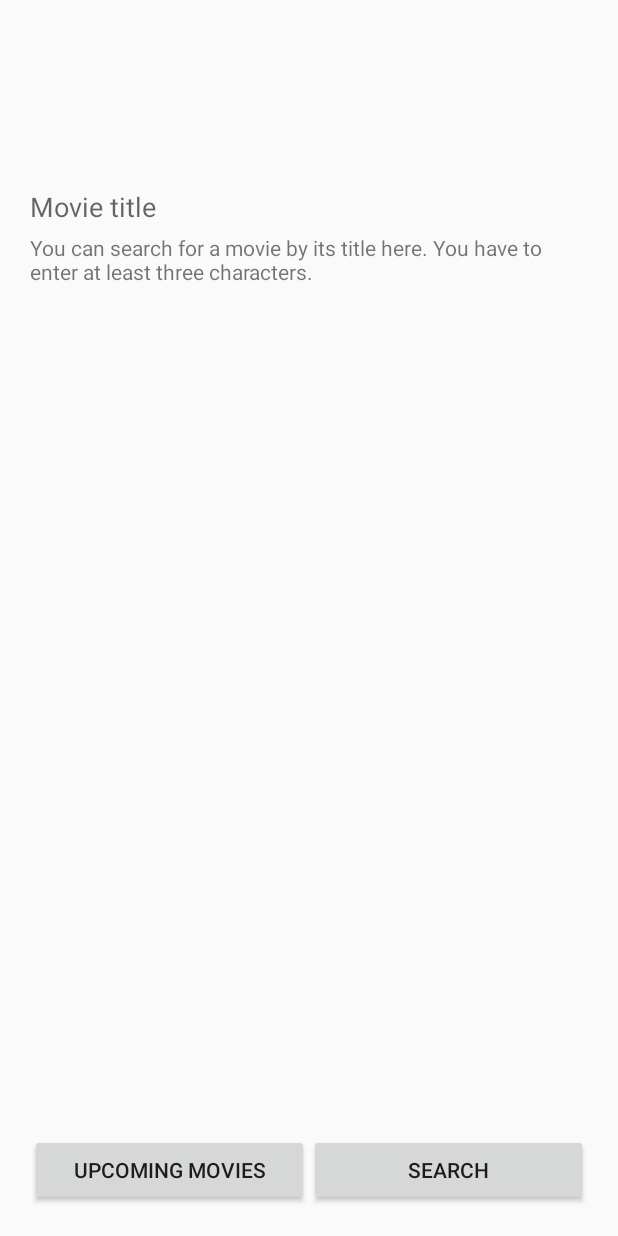
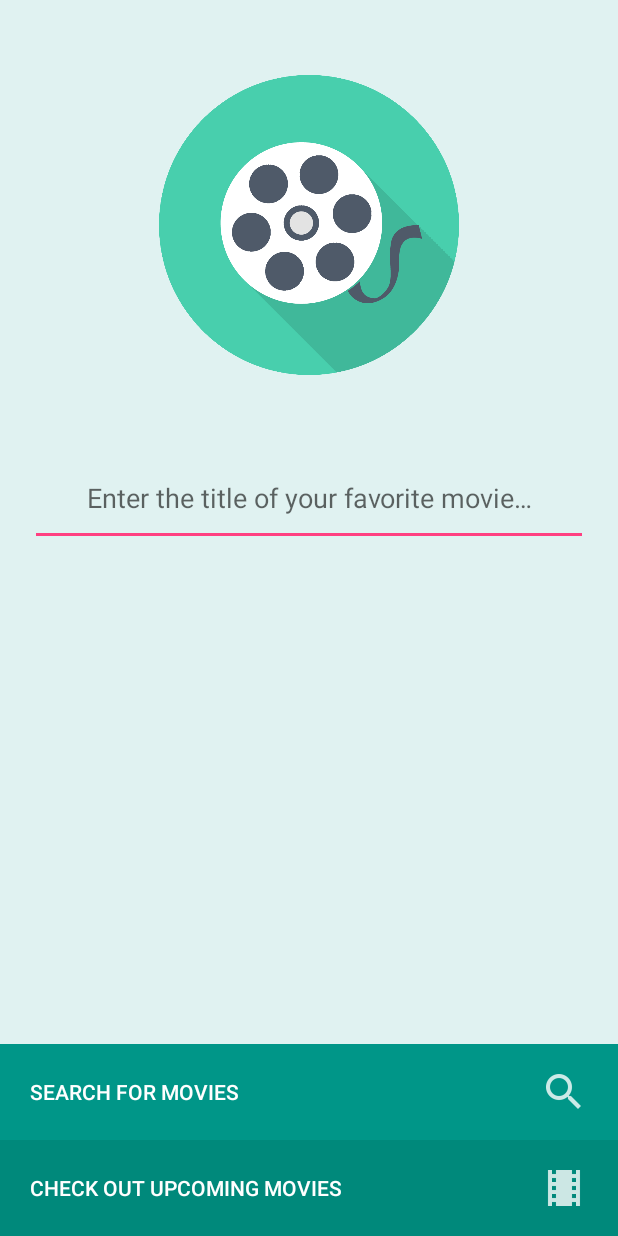
Before and after one commit to Taardal/android-mvp-dagger2, an Android app: the screen it shows after launch (MainActivity), on a phone screen of 412 x 824 dp. Run offline under Robolectric (Android 15) with nearby library versions, the phone set to English and light mode, and no system bars; our stand-ins replace ButterKnife, Dagger/Hilt's generated code.

Commit message:
Updated main activity layout

```diff
--- a/app/src/main/AndroidManifest.xml
+++ b/app/src/main/AndroidManifest.xml
@@ -19,10 +19,8 @@
                 <category android:name="android.intent.category.LAUNCHER" />
             </intent-filter>
         </activity>
-        <activity
-            android:name=".activity.UpcomingActivity"
-            android:label="@string/title_activity_movie" />
-        <activity android:name=".activity.SearchActivity"></activity>
+        <activity android:name=".activity.UpcomingActivity" />
+        <activity android:name=".activity.SearchActivity" />
     </application>
 
 </manifest>
--- a/app/src/main/res/layout/activity_main.xml
+++ b/app/src/main/res/layout/activity_main.xml
@@ -2,50 +2,56 @@
 <LinearLayout xmlns:android="http://schemas.android.com/apk/res/android"
     android:layout_width="match_parent"
     android:layout_height="match_parent"
-    android:orientation="vertical"
-    android:padding="20dp">
+    android:background="@color/material_teal_50"
+    android:orientation="vertical">
+
+    <ImageView
+        android:layout_width="match_parent"
+        android:layout_height="@dimen/height_main_movie_roll_icon"
+        android:layout_margin="@dimen/margin_main_movie_roll_icon"
+        android:contentDescription="@string/main_movie_roll_image_content_description"
+        android:src="@drawable/movie_roll" />
+
+    <RelativeLayout
+        android:layout_width="match_parent"
+        android:layout_height="0dp"
+        android:layout_weight="1">
 
         <EditText
             android:id="@+id/edit_text_main_search"
             android:layout_width="match_parent"
-        android:layout_height="wrap_content"
-        android:background="@android:color/transparent"
-        android:hint="Movie title"
-        android:paddingBottom="5dp"
-        android:paddingTop="5dp"
-        android:layout_marginTop="100dp"/>
+            android:layout_height="?attr/listPreferredItemHeight"
+            android:layout_marginEnd="@dimen/padding_main_sides"
+            android:layout_marginStart="@dimen/padding_main_sides"
+            android:hint="@string/main_movie_title_ellipsis"
+            android:textAlignment="center" />
 
-    <TextView
-        android:layout_width="match_parent"
-        android:layout_height="wrap_content"
-        android:text="You can search for a movie by its title here. You have to enter at least three characters." />
-
-    <RelativeLayout
-        android:layout_width="match_parent"
-        android:layout_height="match_parent"
-        android:gravity="bottom">
+    </RelativeLayout>
 
     <LinearLayout
         android:layout_width="match_parent"
         android:layout_height="wrap_content"
-            android:orientation="horizontal">
+        android:orientation="vertical">
 
         <Button
-                android:id="@+id/button_main_upcoming_movies"
-                android:layout_width="0dp"
-                android:layout_height="wrap_content"
-                android:layout_weight="1"
-                android:text="@string/main_upcoming_movies_capitalized" />
+            style="@style/PanelButton"
+            android:id="@+id/button_main_search"
+            android:layout_width="match_parent"
+            android:layout_height="?attr/listPreferredItemHeight"
+            android:background="@color/material_teal_500"
+            android:drawableEnd="@drawable/ic_action_search"
+            android:text="@string/main_search_for_movies_by_title"  />
 
         <Button
-                android:id="@+id/button_main_search"
-                android:layout_width="0dp"
-                android:layout_height="wrap_content"
-                android:layout_weight="1"
-                android:text="@string/main_search_capitalized" />
+            style="@style/PanelButton"
+            android:id="@+id/button_main_upcoming_movies"
+            android:layout_width="match_parent"
+            android:layout_height="?attr/listPreferredItemHeight"
+            android:background="@color/material_teal_600"
+            android:drawableEnd="@drawable/ic_action_movie"
+            android:text="@string/main_check_out_upcoming_movies" />
 
     </LinearLayout>
 
-    </RelativeLayout>
 
 </LinearLayout>
--- a/app/src/main/res/values/colors.xml
+++ b/app/src/main/res/values/colors.xml
@@ -1,6 +1,11 @@
 <?xml version="1.0" encoding="utf-8"?>
 <resources>
-    <color name="colorPrimary">#3F51B5</color>
-    <color name="colorPrimaryDark">#303F9F</color>
-    <color name="colorAccent">#FF4081</color>
+    <color name="colorPrimary">@color/material_teal_500</color>
+    <color name="colorPrimaryDark">@color/material_teal_700</color>
+    <color name="colorAccent">@color/material_pink_a200</color>
+    <color name="material_pink_a200">#FF4081</color>
+    <color name="material_teal_50">#E0F2F1</color>
+    <color name="material_teal_500">#009688</color>
+    <color name="material_teal_600">#00897B</color>
+    <color name="material_teal_700">#00796B</color>
 </resources>
--- /dev/null
+++ b/app/src/main/res/values/dimens.xml
@@ -0,0 +1,7 @@
+<?xml version="1.0" encoding="utf-8"?>
+<resources>
+    <dimen name="text_size_main_headers">50sp</dimen>
+    <dimen name="padding_main_sides">20dp</dimen>
+    <dimen name="height_main_movie_roll_icon">200dp</dimen>
+    <dimen name="margin_main_movie_roll_icon">50dp</dimen>
+</resources>
--- a/app/src/main/res/values/strings.xml
+++ b/app/src/main/res/values/strings.xml
@@ -1,8 +1,7 @@
 <resources>
     <string name="app_name">MvpDaggerExample</string>
-    <string name="title_activity_team">TeamActivity</string>
-    <string name="title_activity_player">PlayerActivity</string>
-    <string name="title_activity_movie">MovieActivity</string>
-    <string name="main_upcoming_movies_capitalized">Upcoming Movies</string>
-    <string name="main_search_capitalized">Search</string>
+    <string name="main_movie_title_ellipsis">Enter the title of your favorite movie…</string>
+    <string name="main_search_for_movies_by_title">Search for movies</string>
+    <string name="main_check_out_upcoming_movies">Check out upcoming movies</string>
+    <string name="main_movie_roll_image_content_description">Movie roll image</string>
 </resources>
--- a/app/src/main/res/values/styles.xml
+++ b/app/src/main/res/values/styles.xml
@@ -6,4 +6,11 @@
         <item name="colorAccent">@color/colorAccent</item>
     </style>
 
+    <style name="PanelButton" parent="">
+        <item name="android:paddingEnd">@dimen/padding_main_sides</item>
+        <item name="android:paddingStart">@dimen/padding_main_sides</item>
+        <item name="android:textAlignment">viewStart</item>
+        <item name="android:textColor">@android:color/white</item>
+    </style>
+
 </resources>
```
Also changed, not shown: app/src/main/res/drawable-hdpi/ic_action_movie.png (added), app/src/main/res/drawable-hdpi/ic_action_search.png (added), app/src/main/res/drawable-mdpi/ic_action_movie.png (added), app/src/main/res/drawable-mdpi/ic_action_search.png (added), app/src/main/res/drawable-xhdpi/ic_action_movie.png (added), app/src/main/res/drawable-xhdpi/ic_action_search.png (added), app/src/main/res/drawable-xxhdpi/ic_action_movie.png (added), app/src/main/res/drawable-xxhdpi/ic_action_search.png (added), app/src/main/res/drawable/movie_roll.png (added), 1 other file. Lines whose indentation alone changed are shown as unchanged.
